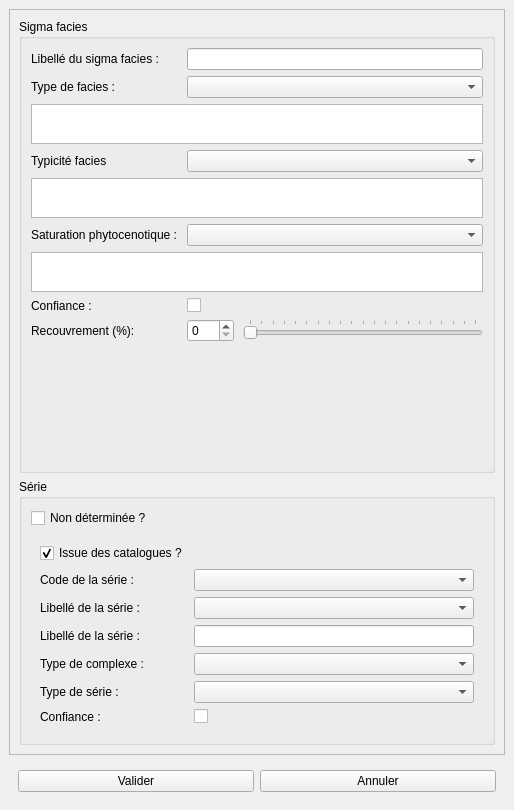
The window that src/ui/form_sigmaf.ui (IGNF/saisie_carhab) describes before a commit, drawn with Qt 5.
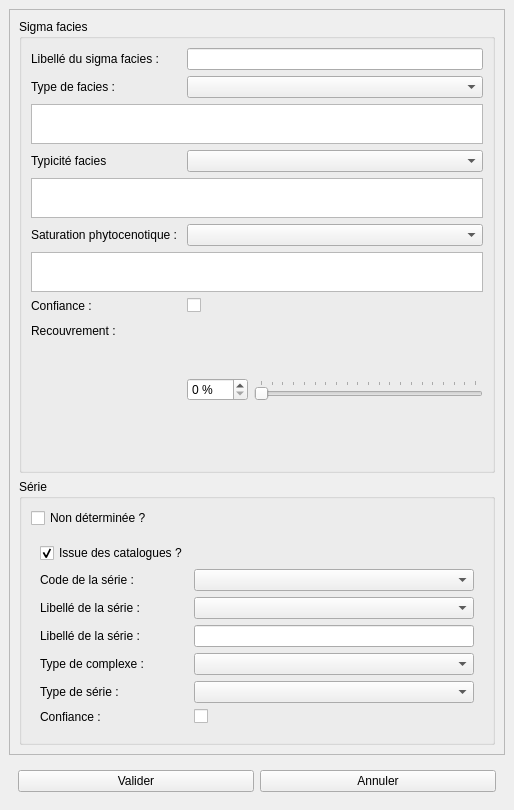
The same window after the commit.

What changed in the file:
```diff
--- a/src/ui/form_sigmaf.ui
+++ b/src/ui/form_sigmaf.ui
@@ -234,19 +234,13 @@
            <item row="9" column="0">
             <widget class="QLabel" name="label_4">
              <property name="text">
-              <string>Recouvrement (%): </string>
+              <string>Recouvrement : </string>
              </property>
             </widget>
            </item>
            <item row="9" column="1">
             <widget class="QWidget" name="widget_2" native="true">
-             <layout class="QFormLayout" name="formLayout_3">
-              <property name="horizontalSpacing">
-               <number>9</number>
-              </property>
-              <property name="verticalSpacing">
-               <number>0</number>
-              </property>
+             <layout class="QHBoxLayout" name="horizontalLayout_2">
               <property name="leftMargin">
                <number>0</number>
               </property>
@@ -259,8 +253,11 @@
               <property name="bottomMargin">
                <number>0</number>
               </property>
-              <item row="0" column="0">
+              <item>
                <widget class="QSpinBox" name="pct_recouv">
+                <property name="suffix">
+                 <string> %</string>
+                </property>
                 <property name="maximum">
                  <number>100</number>
                 </property>
@@ -269,7 +266,7 @@
                 </property>
                </widget>
               </item>
-              <item row="0" column="1">
+              <item>
                <widget class="QSlider" name="horizontalSlider">
                 <property name="maximum">
                  <number>100</number>
```
Left out of the diff: 76 changed lines with no effect on the pictures.
